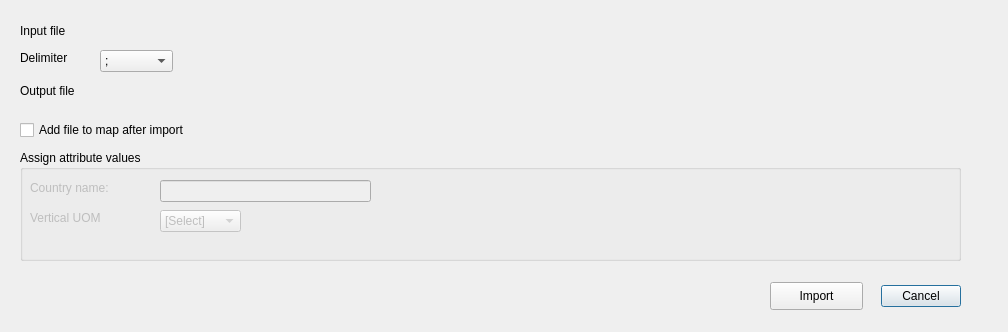
This is obstacle_from_csv/obstacle_from_csv_dialog_base.ui in strpaw/QGIS3-Plugin-ObstacleFromCSV as Qt 5 draws it before an edit. The edited form follows.
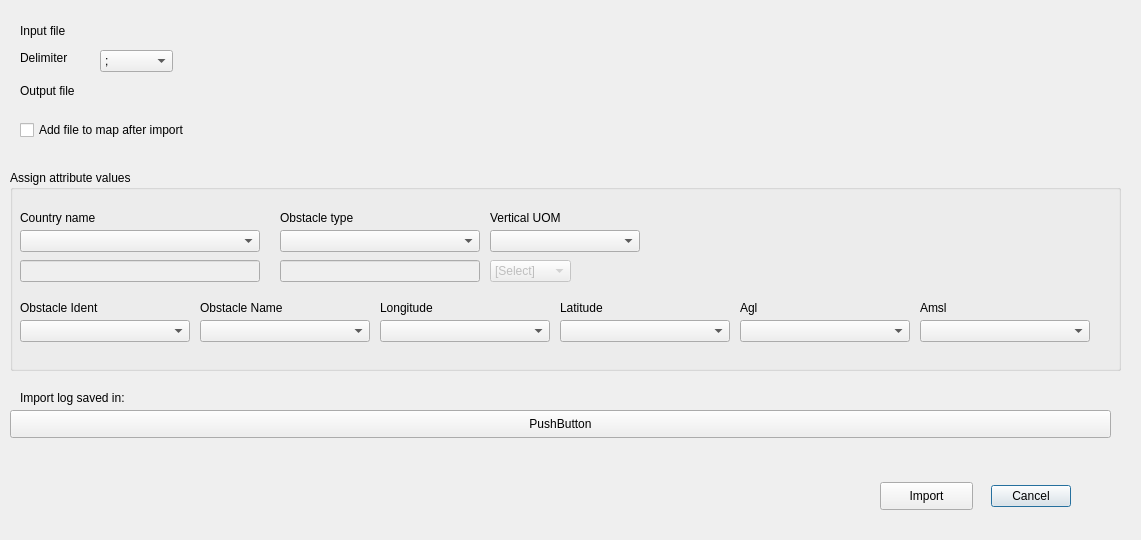
This is the edited form. Custom widgets are drawn as their Qt base class.

Commit message: Add assignemnt csv fields to output file fields

```diff
--- a/obstacle_from_csv/obstacle_from_csv_dialog_base.ui
+++ b/obstacle_from_csv/obstacle_from_csv_dialog_base.ui
@@ -9,8 +9,8 @@
    <rect>
     <x>0</x>
     <y>0</y>
-    <width>1008</width>
-    <height>332</height>
+    <width>1141</width>
+    <height>540</height>
    </rect>
   </property>
   <property name="windowTitle">
@@ -19,8 +19,8 @@
   <widget class="QDialogButtonBox" name="button_box">
    <property name="geometry">
     <rect>
-     <x>870</x>
-     <y>280</y>
+     <x>980</x>
+     <y>480</y>
      <width>91</width>
      <height>32</height>
     </rect>
@@ -50,7 +50,7 @@
     <rect>
      <x>100</x>
      <y>80</y>
-     <width>891</width>
+     <width>1011</width>
      <height>27</height>
     </rect>
    </property>
@@ -70,8 +70,8 @@
   <widget class="QPushButton" name="pushButtonImport">
    <property name="geometry">
     <rect>
-     <x>770</x>
-     <y>282</y>
+     <x>880</x>
+     <y>482</y>
      <width>93</width>
      <height>28</height>
     </rect>
@@ -88,7 +88,7 @@
     <rect>
      <x>100</x>
      <y>20</y>
-     <width>891</width>
+     <width>1011</width>
      <height>27</height>
     </rect>
    </property>
@@ -115,52 +115,214 @@
    </property>
    <property name="geometry">
     <rect>
-     <x>20</x>
-     <y>150</y>
-     <width>941</width>
-     <height>111</height>
+     <x>10</x>
+     <y>170</y>
+     <width>1111</width>
+     <height>201</height>
     </rect>
    </property>
    <property name="title">
     <string>Assign attribute values</string>
    </property>
-   <widget class="QLineEdit" name="lineEditCountryName">
-    <property name="enabled">
-     <bool>false</bool>
+   <widget class="QComboBox" name="comboBoxObstacleIdent">
+    <property name="geometry">
+     <rect>
+      <x>10</x>
+      <y>150</y>
+      <width>170</width>
+      <height>22</height>
+     </rect>
     </property>
+   </widget>
+   <widget class="QLabel" name="label_4">
     <property name="geometry">
      <rect>
-      <x>140</x>
-      <y>30</y>
-      <width>211</width>
+      <x>10</x>
+      <y>130</y>
+      <width>101</width>
+      <height>16</height>
+     </rect>
+    </property>
+    <property name="text">
+     <string>Obstacle Ident</string>
+    </property>
+   </widget>
+   <widget class="QComboBox" name="comboBoxObstacleName">
+    <property name="geometry">
+     <rect>
+      <x>190</x>
+      <y>150</y>
+      <width>170</width>
       <height>22</height>
      </rect>
     </property>
    </widget>
-   <widget class="QLabel" name="labelCtryName">
-    <property name="enabled">
-     <bool>false</bool>
+   <widget class="QLabel" name="label_5">
+    <property name="geometry">
+     <rect>
+      <x>190</x>
+      <y>130</y>
+      <width>101</width>
+      <height>16</height>
+     </rect>
     </property>
+    <property name="text">
+     <string>Obstacle Name</string>
+    </property>
+   </widget>
+   <widget class="QComboBox" name="comboBoxSourceLongitude">
     <property name="geometry">
      <rect>
-      <x>10</x>
-      <y>30</y>
-      <width>81</width>
+      <x>370</x>
+      <y>150</y>
+      <width>170</width>
+      <height>22</height>
+     </rect>
+    </property>
+   </widget>
+   <widget class="QLabel" name="label_6">
+    <property name="geometry">
+     <rect>
+      <x>370</x>
+      <y>130</y>
+      <width>71</width>
       <height>16</height>
      </rect>
     </property>
     <property name="text">
-     <string>Country name:</string>
+     <string>Longitude</string>
     </property>
    </widget>
-   <widget class="QLabel" name="labelVertUOM">
-    <property name="enabled">
-     <bool>false</bool>
+   <widget class="QComboBox" name="comboBoxSourceLatitude">
+    <property name="geometry">
+     <rect>
+      <x>550</x>
+      <y>150</y>
+      <width>170</width>
+      <height>22</height>
+     </rect>
     </property>
+   </widget>
+   <widget class="QLabel" name="Latitude">
     <property name="geometry">
      <rect>
+      <x>550</x>
+      <y>130</y>
+      <width>71</width>
+      <height>16</height>
+     </rect>
+    </property>
+    <property name="text">
+     <string>Latitude</string>
+    </property>
+   </widget>
+   <widget class="QLabel" name="Latitude_2">
+    <property name="geometry">
+     <rect>
+      <x>730</x>
+      <y>130</y>
+      <width>71</width>
+      <height>16</height>
+     </rect>
+    </property>
+    <property name="text">
+     <string>Agl</string>
+    </property>
+   </widget>
+   <widget class="QComboBox" name="comboBoxAgl">
+    <property name="geometry">
+     <rect>
+      <x>730</x>
+      <y>150</y>
+      <width>170</width>
+      <height>22</height>
+     </rect>
+    </property>
+   </widget>
+   <widget class="QComboBox" name="comboBoxAmsl">
+    <property name="geometry">
+     <rect>
+      <x>910</x>
+      <y>150</y>
+      <width>170</width>
+      <height>22</height>
+     </rect>
+    </property>
+   </widget>
+   <widget class="QLabel" name="Latitude_3">
+    <property name="geometry">
+     <rect>
+      <x>910</x>
+      <y>130</y>
+      <width>71</width>
+      <height>16</height>
+     </rect>
+    </property>
+    <property name="text">
+     <string>Amsl</string>
+    </property>
+   </widget>
+   <widget class="QComboBox" name="comboBoxCountryName">
+    <property name="geometry">
+     <rect>
       <x>10</x>
       <y>60</y>
+      <width>240</width>
+      <height>22</height>
+     </rect>
+    </property>
+   </widget>
+   <widget class="QComboBox" name="comboBoxObstacleType">
+    <property name="geometry">
+     <rect>
+      <x>270</x>
+      <y>60</y>
+      <width>200</width>
+      <height>22</height>
+     </rect>
+    </property>
+   </widget>
+   <widget class="QLabel" name="label_7">
+    <property name="geometry">
+     <rect>
+      <x>10</x>
+      <y>40</y>
+      <width>101</width>
+      <height>16</height>
+     </rect>
+    </property>
+    <property name="text">
+     <string>Country name</string>
+    </property>
+   </widget>
+   <widget class="QLabel" name="label_8">
+    <property name="geometry">
+     <rect>
+      <x>270</x>
+      <y>40</y>
+      <width>101</width>
+      <height>16</height>
+     </rect>
+    </property>
+    <property name="text">
+     <string>Obstacle type</string>
+    </property>
+   </widget>
+   <widget class="QComboBox" name="comboBoxVerticalUOM">
+    <property name="geometry">
+     <rect>
+      <x>480</x>
+      <y>60</y>
+      <width>150</width>
+      <height>22</height>
+     </rect>
+    </property>
+   </widget>
+   <widget class="QLabel" name="label_9">
+    <property name="geometry">
+     <rect>
+      <x>480</x>
+      <y>40</y>
       <width>91</width>
       <height>16</height>
      </rect>
@@ -169,14 +331,40 @@
      <string>Vertical UOM</string>
     </property>
    </widget>
-   <widget class="QComboBox" name="comboBoxVerticalUOM">
+   <widget class="QLineEdit" name="lineEditCountryNameByUser">
     <property name="enabled">
      <bool>false</bool>
     </property>
     <property name="geometry">
      <rect>
-      <x>140</x>
-      <y>60</y>
+      <x>10</x>
+      <y>90</y>
+      <width>240</width>
+      <height>22</height>
+     </rect>
+    </property>
+   </widget>
+   <widget class="QLineEdit" name="lineEditObstacleTypeByUser">
+    <property name="enabled">
+     <bool>false</bool>
+    </property>
+    <property name="geometry">
+     <rect>
+      <x>270</x>
+      <y>90</y>
+      <width>200</width>
+      <height>22</height>
+     </rect>
+    </property>
+   </widget>
+   <widget class="QComboBox" name="comboBoxCommonVerticalUOMByUser">
+    <property name="enabled">
+     <bool>false</bool>
+    </property>
+    <property name="geometry">
+     <rect>
+      <x>480</x>
+      <y>90</y>
       <width>81</width>
       <height>22</height>
      </rect>
@@ -253,6 +441,32 @@
     </property>
    </item>
   </widget>
+  <widget class="QLabel" name="label_10">
+   <property name="geometry">
+    <rect>
+     <x>20</x>
+     <y>390</y>
+     <width>121</width>
+     <height>16</height>
+    </rect>
+   </property>
+   <property name="text">
+    <string>Import log saved in:</string>
+   </property>
+  </widget>
+  <widget class="QPushButton" name="pushButtonImportLog">
+   <property name="geometry">
+    <rect>
+     <x>10</x>
+     <y>410</y>
+     <width>1101</width>
+     <height>28</height>
+    </rect>
+   </property>
+   <property name="text">
+    <string>PushButton</string>
+   </property>
+  </widget>
  </widget>
  <customwidgets>
   <customwidget>
```
The commit also changes 2 other files.
